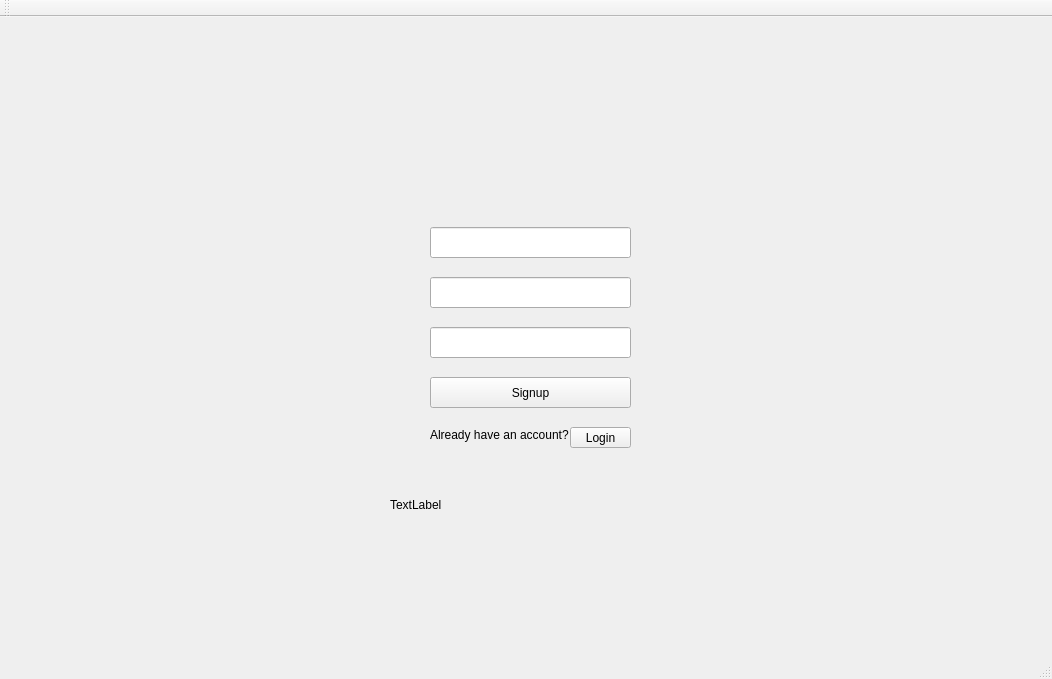
Before: the Qt Designer form GUI+Client/GUI+Client/signupWindow.ui in RobyDoge/Burning-Legion, drawn with Qt 5.
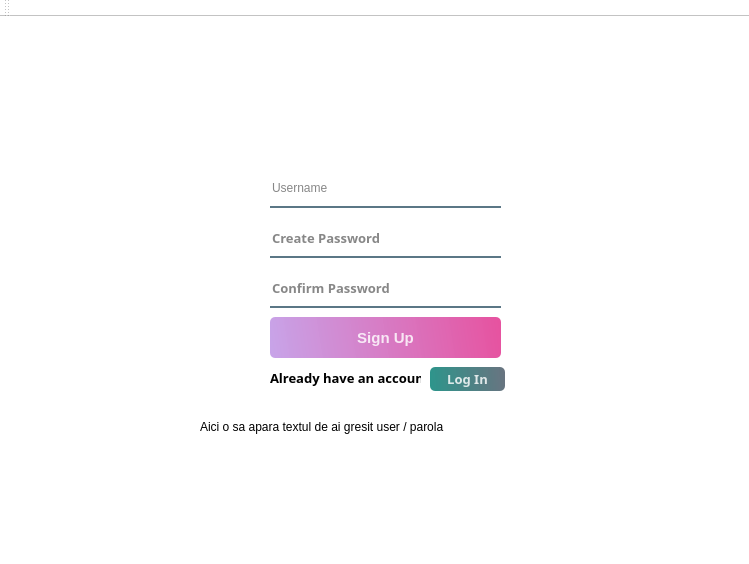
After: the same form once the commit is applied.

Commit message: Changed Signup Design

The edit to the form file:
```diff
--- a/GUI+Client/GUI+Client/signupWindow.ui
+++ b/GUI+Client/GUI+Client/signupWindow.ui
@@ -6,69 +6,178 @@
    <rect>
     <x>0</x>
     <y>0</y>
-    <width>1052</width>
-    <height>679</height>
+    <width>749</width>
+    <height>564</height>
    </rect>
   </property>
+  <property name="font">
+   <font>
+    <bold>false</bold>
+   </font>
+  </property>
   <property name="windowTitle">
-   <string>signupWindow</string>
+   <string>login</string>
+  </property>
+  <property name="styleSheet">
+   <string notr="true">background-color:rgba(255,255,255,255);</string>
   </property>
   <widget class="QWidget" name="centralWidget">
+   <widget class="QPushButton" name="signupLogginButton">
+    <property name="geometry">
+     <rect>
+      <x>430</x>
+      <y>350</y>
+      <width>75</width>
+      <height>24</height>
+     </rect>
+    </property>
+    <property name="font">
+     <font>
+      <family>Yu Gothic UI Semibold</family>
+      <pointsize>10</pointsize>
+      <bold>true</bold>
+     </font>
+    </property>
+    <property name="styleSheet">
+     <string notr="true">QPushButton#signupLogginButton {
+    background-color: qlineargradient(spread: pad, x1: 0, y1: 0.505682, x2: 1, y2: 0.477, stop: 0 rgba(11, 131, 120, 219), stop: 1 rgba(85, 98, 112, 226));
+    border-radius: 5px;
+    color: rgba(255, 255, 255, 210);
+}
+
+QPushButton#signupLogginButton:hover {
+    background-color: qlineargradient(spread: pad, x1: 0, y1: 0.505682, x2: 1, y2: 0.477, stop: 0 rgba(150, 123, 111, 219), stop: 1 rgba(85, 81, 84, 226));
+}
+
+QPushButton#signupLogginButton:pressed {
+    padding-left: 5px;
+    padding-right: 5px;
+    background-color: rgba(150, 123, 111, 255);
+}</string>
+    </property>
+    <property name="text">
+     <string>Log In</string>
+    </property>
+   </widget>
    <widget class="QPushButton" name="signupButton">
     <property name="geometry">
      <rect>
-      <x>430</x>
-      <y>360</y>
-      <width>201</width>
-      <height>31</height>
+      <x>270</x>
+      <y>300</y>
+      <width>231</width>
+      <height>41</height>
      </rect>
     </property>
+    <property name="font">
+     <font>
+      <pointsize>11</pointsize>
+      <bold>true</bold>
+     </font>
+    </property>
+    <property name="styleSheet">
+     <string notr="true">QPushButton#signupButton {
+    background-color: qlineargradient(spread: pad, x1: 0, y1: 0.505682, x2: 1, y2: 0.477, stop: 0 rgba(191,148,228,219), stop: 1 rgba(227,61,148 ,226));
+    border-radius: 5px;
+    color: rgba(255, 255, 255, 210);
+}
+
+QPushButton#signupButton:hover {
+    background-color: qlineargradient(spread: pad, x1: 0, y1: 0.505682, x2: 1, y2: 0.477, stop: 0 rgba(190, 86, 131, 219), stop: 1 rgba(219, 10, 91, 226));
+}
+
+QPushButton#signupButton:pressed {
+    padding-left: 5px;
+    padding-right: 5px;
+    background-color: rgba(150, 123, 111, 255);
+}</string>
+    </property>
     <property name="text">
-     <string>Signup</string>
+     <string>Sign Up</string>
     </property>
    </widget>
    <widget class="QLineEdit" name="signupUsernameLine">
     <property name="geometry">
      <rect>
-      <x>430</x>
-      <y>210</y>
-      <width>201</width>
+      <x>270</x>
+      <y>160</y>
+      <width>231</width>
       <height>31</height>
      </rect>
     </property>
-   </widget>
-   <widget class="QPushButton" name="signupLogginButton">
-    <property name="geometry">
-     <rect>
-      <x>570</x>
-      <y>410</y>
-      <width>61</width>
-      <height>21</height>
-     </rect>
+    <property name="styleSheet">
+     <string notr="true">background-color: rgba(0, 0, 0, 0);
+border:none;
+border-bottom:2px solid rgba(46,82,101,200);
+color:rgba(0,0,0,240);
+padding-bottom:7px;
+font: 600 10pt &quot;Yu Gothic UI Semibold&quot;;</string>
     </property>
     <property name="text">
-     <string>Login</string>
+     <string/>
+    </property>
+    <property name="placeholderText">
+     <string>Username</string>
     </property>
    </widget>
    <widget class="QLineEdit" name="sigupPasswordLine">
     <property name="geometry">
      <rect>
-      <x>430</x>
-      <y>260</y>
-      <width>201</width>
+      <x>270</x>
+      <y>210</y>
+      <width>231</width>
       <height>31</height>
      </rect>
+    </property>
+    <property name="font">
+     <font>
+      <family>Yu Gothic UI Semibold</family>
+      <pointsize>10</pointsize>
+      <bold>true</bold>
+     </font>
+    </property>
+    <property name="styleSheet">
+     <string notr="true">background-color: rgba(0, 0, 0, 0);
+border:none;
+border-bottom:2px solid rgba(46,82,101,200);
+color:rgba(0,0,0,240);
+padding-bottom:7px;</string>
+    </property>
+    <property name="text">
+     <string/>
+    </property>
+    <property name="placeholderText">
+     <string>Create Password</string>
+    </property>
+   </widget>
+   <widget class="QLabel" name="errorLabel">
+    <property name="geometry">
+     <rect>
+      <x>200</x>
+      <y>400</y>
+      <width>381</width>
+      <height>20</height>
+     </rect>
+    </property>
+    <property name="text">
+     <string>Aici o sa apara textul de ai gresit user / parola</string>
     </property>
    </widget>
    <widget class="QLabel" name="label">
     <property name="geometry">
      <rect>
-      <x>430</x>
-      <y>410</y>
-      <width>141</width>
-      <height>16</height>
+      <x>270</x>
+      <y>350</y>
+      <width>151</width>
+      <height>21</height>
      </rect>
     </property>
+    <property name="font">
+     <font>
+      <family>Yu Gothic UI Semibold</family>
+      <pointsize>10</pointsize>
+      <bold>true</bold>
+     </font>
+    </property>
     <property name="text">
      <string>Already have an account?</string>
     </property>
@@ -76,24 +185,31 @@
    <widget class="QLineEdit" name="sigupPasswordRepeatLine">
     <property name="geometry">
      <rect>
-      <x>430</x>
-      <y>310</y>
-      <width>201</width>
+      <x>270</x>
+      <y>260</y>
+      <width>231</width>
       <height>31</height>
      </rect>
     </property>
-   </widget>
-   <widget class="QLabel" name="errorLabel">
-    <property name="geometry">
-     <rect>
-      <x>390</x>
-      <y>480</y>
-      <width>281</width>
-      <height>16</height>
-     </rect>
+    <property name="font">
+     <font>
+      <family>Yu Gothic UI Semibold</family>
+      <pointsize>10</pointsize>
+      <bold>true</bold>
+     </font>
+    </property>
+    <property name="styleSheet">
+     <string notr="true">background-color: rgba(0, 0, 0, 0);
+border:none;
+border-bottom:2px solid rgba(46,82,101,200);
+color:rgba(0,0,0,240);
+padding-bottom:7px;</string>
     </property>
     <property name="text">
-     <string>TextLabel</string>
+     <string/>
+    </property>
+    <property name="placeholderText">
+     <string>Confirm Password</string>
     </property>
    </widget>
   </widget>
```
Left out of the diff: 9 changed lines with no effect on the pictures. The commit also changes 3 other files.
